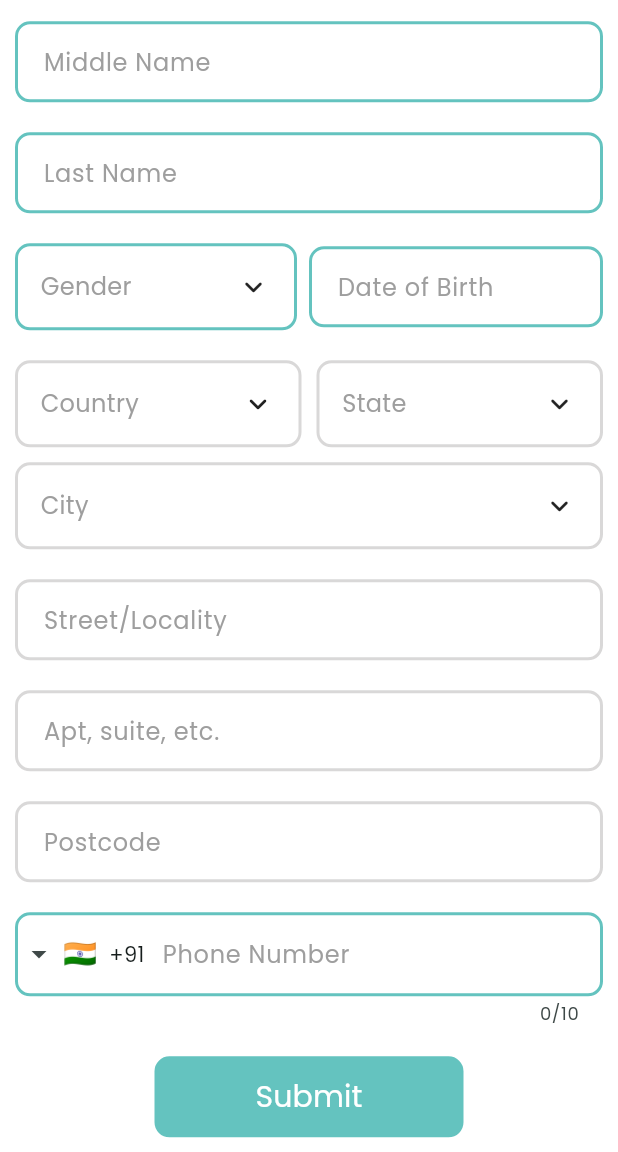
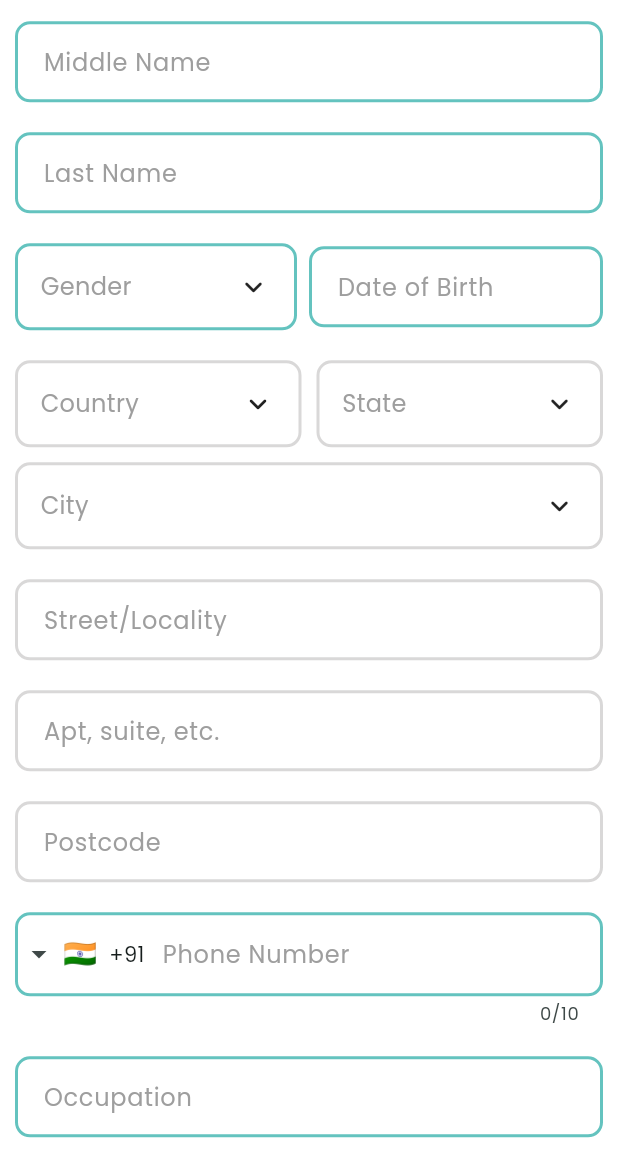
Before and after one commit to SauravHaldar04/Dhairya, a Flutter app: the ParentProfileCompletion screen opened directly, scrolled down 420 dp, on a phone screen of 412 x 824 dp, the part 84-1236 px from its top. Run offline on Flutter 3.47's test engine with Material 3 defaults, Android fonts, the phone set to English and light mode, and no system bars; drawn by our look-alikes of intl_phone_field; our stand-ins replace cloud_firestore, csc_picker, dotted_border, file_picker, firebase_auth, firebase_core and 5 more; missing offline and left inert: address_form, flutter_pdfview; accounts and stored records are empty; statements that could not run were skipped.

Commit message:
Adding Occupation

```diff
--- a/lib/features/profile/presentation/pages/parent_profile_completion.dart
+++ b/lib/features/profile/presentation/pages/parent_profile_completion.dart
@@ -16,11 +16,12 @@ class ParentProfileCompletion extends StatefulWidget {
   const ParentProfileCompletion({super.key});
 
   @override
-  State<ParentProfileCompletion> createState() => _ParentProfileCompletionState();
+  State<ParentProfileCompletion> createState() =>
+      _ParentProfileCompletionState();
 }
 
 class _ParentProfileCompletionState extends State<ParentProfileCompletion> {
-    TextEditingController genderController = TextEditingController();
+  TextEditingController genderController = TextEditingController();
   TextEditingController ageController = TextEditingController();
   TextEditingController addressController = TextEditingController();
   TextEditingController firstNameController = TextEditingController();
@@ -30,7 +31,7 @@ class _ParentProfileCompletionState extends State<ParentProfileCompletion> {
   TextEditingController aptController = TextEditingController();
   TextEditingController postcodeController = TextEditingController();
   TextEditingController phoneController = TextEditingController();
-  TextEditingController workExpController = TextEditingController();
+  TextEditingController occupationController = TextEditingController();
   String? country;
   String? state;
   String? city;
@@ -44,10 +45,11 @@ class _ParentProfileCompletionState extends State<ParentProfileCompletion> {
       image = file;
     });
   }
+
   @override
   Widget build(BuildContext context) {
     return Scaffold(
-      appBar:  AppBar(
+      appBar: AppBar(
         title: const Text(
           'Parent Profile Completion',
           style: TextStyle(fontWeight: FontWeight.w500, color: Colors.white),
@@ -309,6 +311,11 @@ class _ParentProfileCompletionState extends State<ParentProfileCompletion> {
               const SizedBox(
                 height: 20,
               ),
+              ProjectTextfield(
+                  text: "Occupation", controller: occupationController),
+              const SizedBox(
+                height: 20,
+              ),
               Center(
                 child: ProjectButton(
                   text: "Submit",
```
